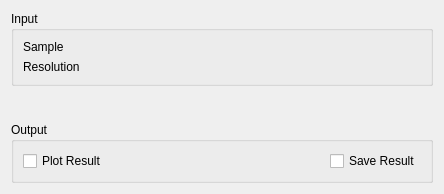
Above: MantidQt/CustomInterfaces/inc/MantidQtCustomInterfaces/Indirect/Iqt.ui from mantidproject/mantid before the change. Below: the same form after it.
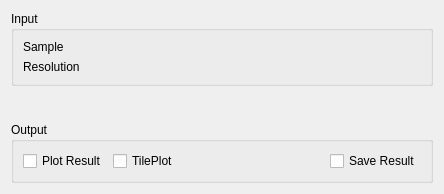
That is the form after the change. Custom widgets are drawn as their Qt base class.

Commit message:
Add Tile plot functionality to iqt
Refs #14663

```diff
--- a/MantidQt/CustomInterfaces/inc/MantidQtCustomInterfaces/Indirect/Iqt.ui
+++ b/MantidQt/CustomInterfaces/inc/MantidQtCustomInterfaces/Indirect/Iqt.ui
@@ -141,6 +141,13 @@
         </property>
        </widget>
       </item>
+      <item>
+        <widget class="QCheckBox" name="ckTile">
+          <property name="text">
+            <string>TilePlot</string>
+          </property>
+        </widget>
+      </item>
       <item>
        <spacer name="horizontalSpacer_1">
         <property name="orientation">
```
The commit also changes 2 other files.
